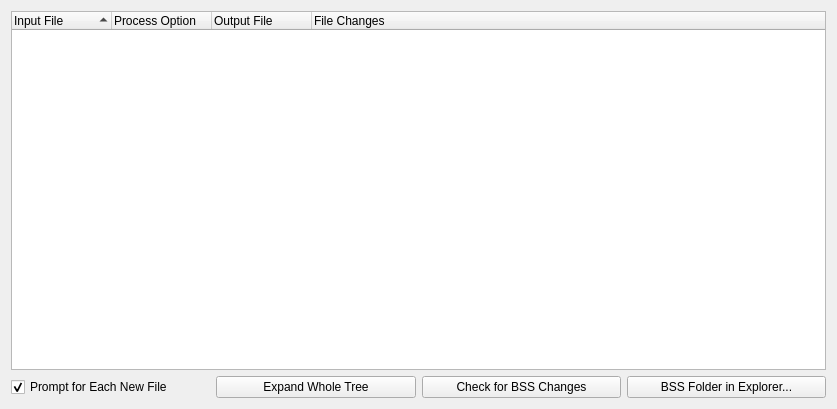
This is ui/export_mapper_widget.ui in FruitfulApproach/BS2Daisy as Qt 5 draws it before an edit. The edited form follows.
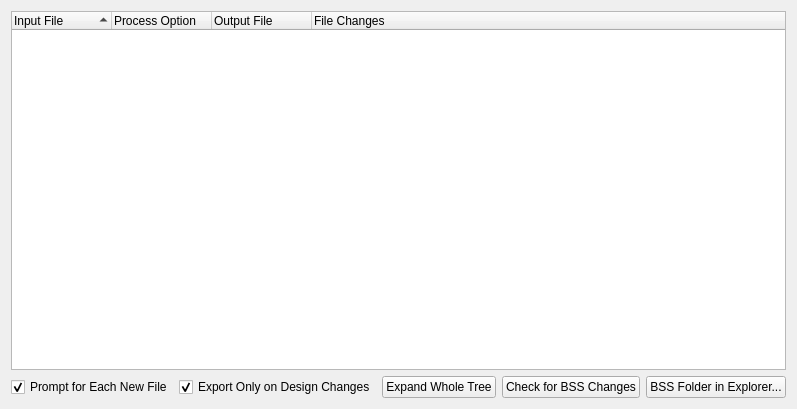
This is the edited form.

```diff
--- a/ui/export_mapper_widget.ui
+++ b/ui/export_mapper_widget.ui
@@ -6,7 +6,7 @@
    <rect>
     <x>0</x>
     <y>0</y>
-    <width>837</width>
+    <width>758</width>
     <height>409</height>
    </rect>
   </property>
@@ -14,19 +14,6 @@
    <string>Form</string>
   </property>
   <layout class="QGridLayout" name="gridLayout">
-   <item row="2" column="2">
-    <widget class="QPushButton" name="checkForBSSChangesButton">
-     <property name="maximumSize">
-      <size>
-       <width>200</width>
-       <height>16777215</height>
-      </size>
-     </property>
-     <property name="text">
-      <string>Check for BSS Changes</string>
-     </property>
-    </widget>
-   </item>
    <item row="2" column="0">
     <widget class="QCheckBox" name="promptForNewFileCheck">
      <property name="toolTip">
@@ -40,7 +27,7 @@
      </property>
     </widget>
    </item>
-   <item row="0" column="0" colspan="4">
+   <item row="0" column="0" colspan="5">
     <widget class="QTreeWidget" name="exportMappingTree">
      <property name="toolTip">
       <string/>
@@ -91,7 +78,7 @@
      </column>
     </widget>
    </item>
-   <item row="2" column="3">
+   <item row="2" column="4">
     <widget class="QPushButton" name="openBSSFolderButton">
      <property name="maximumSize">
       <size>
@@ -104,7 +91,20 @@
      </property>
     </widget>
    </item>
-   <item row="2" column="1">
+   <item row="2" column="3">
+    <widget class="QPushButton" name="checkForBSSChangesButton">
+     <property name="maximumSize">
+      <size>
+       <width>200</width>
+       <height>16777215</height>
+      </size>
+     </property>
+     <property name="text">
+      <string>Check for BSS Changes</string>
+     </property>
+    </widget>
+   </item>
+   <item row="2" column="2">
     <widget class="QPushButton" name="expandWholeTreeButton">
      <property name="maximumSize">
       <size>
@@ -117,6 +117,19 @@
      </property>
     </widget>
    </item>
+   <item row="2" column="1">
+    <widget class="QCheckBox" name="onlyOnChangesCheck">
+     <property name="toolTip">
+      <string>If unchecked, you can see this dialog again by clicking its app icon in windows.</string>
+     </property>
+     <property name="text">
+      <string>Export Only on Design Changes</string>
+     </property>
+     <property name="checked">
+      <bool>true</bool>
+     </property>
+    </widget>
+   </item>
   </layout>
  </widget>
  <resources/>
```
